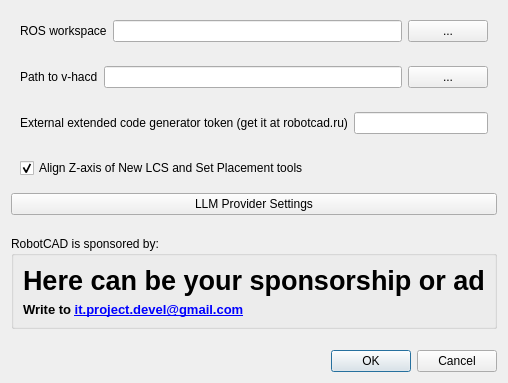
The window that resources/ui/wb_settings.ui (drfenixion/freecad.robotcad) describes before a commit, drawn with Qt 5.
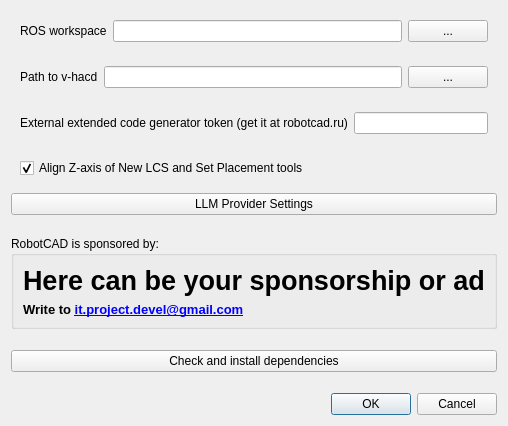
The same window after the commit.

Commit message: add dependencies installation system

```diff
--- a/resources/ui/wb_settings.ui
+++ b/resources/ui/wb_settings.ui
@@ -199,6 +199,29 @@
      </property>
     </spacer>
    </item>
+   <item>
+    <widget class="QPushButton" name="button_check_dependencies">
+     <property name="text">
+      <string>Check and install dependencies</string>
+     </property>
+    </widget>
+   </item>
+   <item>
+    <spacer name="vertical_spacer_check_dependencies">
+     <property name="orientation">
+      <enum>Qt::Vertical</enum>
+     </property>
+     <property name="sizeType">
+      <enum>QSizePolicy::Fixed</enum>
+     </property>
+     <property name="sizeHint" stdset="0">
+      <size>
+       <width>20</width>
+       <height>15</height>
+      </size>
+     </property>
+    </spacer>
+   </item>
    <item>
     <widget class="QDialogButtonBox" name="button_box">
      <property name="orientation">
```
The commit also changes 16 other files.
